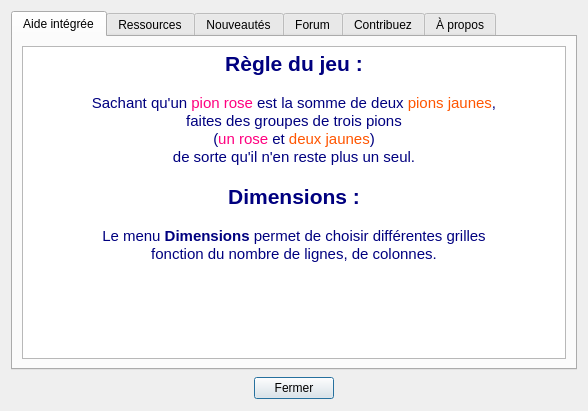
This is abuleduaproposv0.ui in Txikilinux/leterrier-tierce as Qt 5 draws it before an edit. The edited form follows.
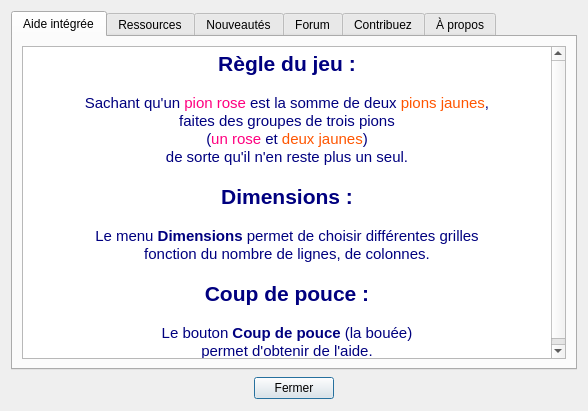
This is the edited form. Icons and pictures are not drawn.

Commit message: coup de pouce

Diff of the .ui file:
```diff
--- a/abuleduaproposv0.ui
+++ b/abuleduaproposv0.ui
@@ -55,7 +55,12 @@
 &lt;p align=&quot;center&quot; style=&quot; margin-top:0px; margin-bottom:0px; margin-left:0px; margin-right:0px; -qt-block-indent:0; text-indent:0px;&quot;&gt;&lt;span style=&quot; font-size:16pt; font-weight:600; color:#00007f;&quot;&gt;Dimensions :&lt;/span&gt;&lt;/p&gt;
 &lt;p align=&quot;center&quot; style=&quot;-qt-paragraph-type:empty; margin-top:0px; margin-bottom:0px; margin-left:0px; margin-right:0px; -qt-block-indent:0; text-indent:0px; color:#00007f;&quot;&gt;&lt;/p&gt;
 &lt;p align=&quot;center&quot; style=&quot; margin-top:0px; margin-bottom:0px; margin-left:0px; margin-right:0px; -qt-block-indent:0; text-indent:0px;&quot;&gt;&lt;span style=&quot; color:#00007f;&quot;&gt;Le menu &lt;/span&gt;&lt;span style=&quot; font-weight:600; color:#00007f;&quot;&gt;Dimensions&lt;/span&gt;&lt;span style=&quot; color:#00007f;&quot;&gt; permet de choisir différentes grilles&lt;/span&gt;&lt;/p&gt;
-&lt;p align=&quot;center&quot; style=&quot; margin-top:0px; margin-bottom:0px; margin-left:0px; margin-right:0px; -qt-block-indent:0; text-indent:0px;&quot;&gt;&lt;span style=&quot; color:#00007f;&quot;&gt;fonction du nombre de lignes, de colonnes.&lt;/span&gt;&lt;/p&gt;&lt;/td&gt;&lt;/tr&gt;&lt;/table&gt;&lt;/body&gt;&lt;/html&gt;</string>
+&lt;p align=&quot;center&quot; style=&quot; margin-top:0px; margin-bottom:0px; margin-left:0px; margin-right:0px; -qt-block-indent:0; text-indent:0px;&quot;&gt;&lt;span style=&quot; color:#00007f;&quot;&gt;fonction du nombre de lignes, de colonnes.&lt;/span&gt;&lt;/p&gt;
+&lt;p align=&quot;center&quot; style=&quot;-qt-paragraph-type:empty; margin-top:0px; margin-bottom:0px; margin-left:0px; margin-right:0px; -qt-block-indent:0; text-indent:0px; color:#00007f;&quot;&gt;&lt;/p&gt;
+&lt;p align=&quot;center&quot; style=&quot; margin-top:0px; margin-bottom:0px; margin-left:0px; margin-right:0px; -qt-block-indent:0; text-indent:0px;&quot;&gt;&lt;span style=&quot; font-size:16pt; font-weight:600; color:#00007f;&quot;&gt;Coup de pouce :&lt;/span&gt;&lt;/p&gt;
+&lt;p align=&quot;center&quot; style=&quot;-qt-paragraph-type:empty; margin-top:0px; margin-bottom:0px; margin-left:0px; margin-right:0px; -qt-block-indent:0; text-indent:0px; color:#00007f;&quot;&gt;&lt;/p&gt;
+&lt;p align=&quot;center&quot; style=&quot; margin-top:0px; margin-bottom:0px; margin-left:0px; margin-right:0px; -qt-block-indent:0; text-indent:0px;&quot;&gt;&lt;span style=&quot; color:#00007f;&quot;&gt;Le bouton &lt;/span&gt;&lt;span style=&quot; font-weight:600; color:#00007f;&quot;&gt;Coup de pouce&lt;/span&gt;&lt;span style=&quot; color:#00007f;&quot;&gt; (la bouée)&lt;/span&gt;&lt;/p&gt;
+&lt;p align=&quot;center&quot; style=&quot; margin-top:0px; margin-bottom:0px; margin-left:0px; margin-right:0px; -qt-block-indent:0; text-indent:0px;&quot;&gt;&lt;span style=&quot; color:#00007f;&quot;&gt;permet d'obtenir de l'aide.&lt;/span&gt;&lt;/p&gt;&lt;/td&gt;&lt;/tr&gt;&lt;/table&gt;&lt;/body&gt;&lt;/html&gt;</string>
            </property>
            <property name="searchPaths">
             <stringlist/>
```
Left out of the diff: 1 changed line with no effect on the pictures. The commit also changes 9 other files.
